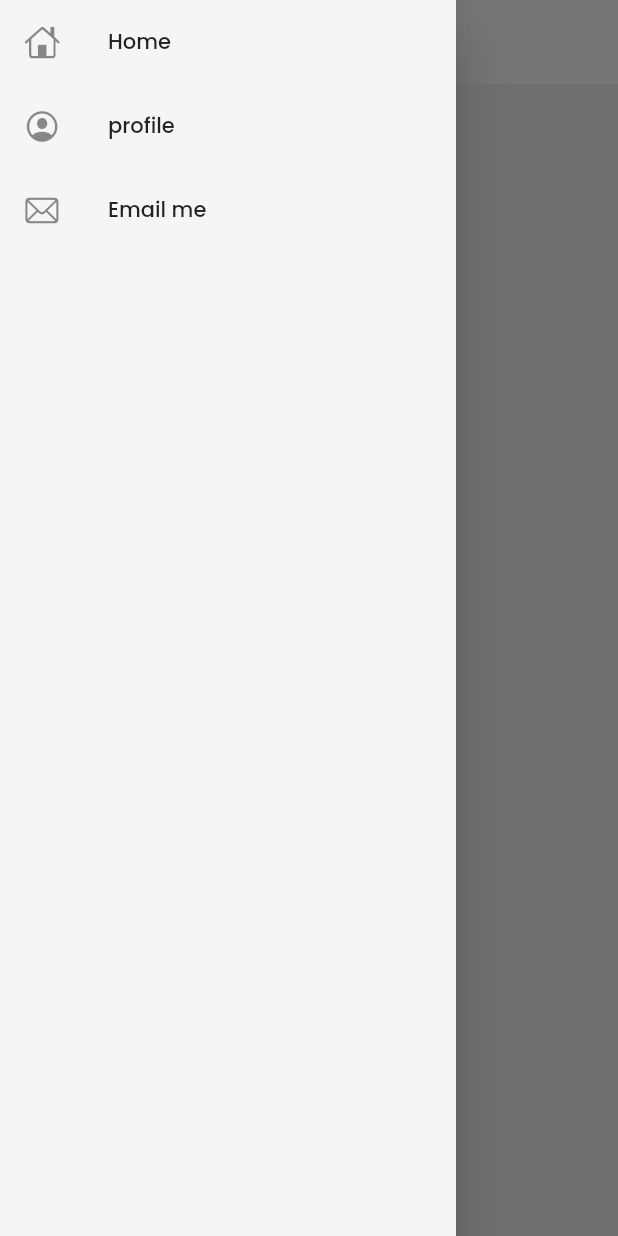
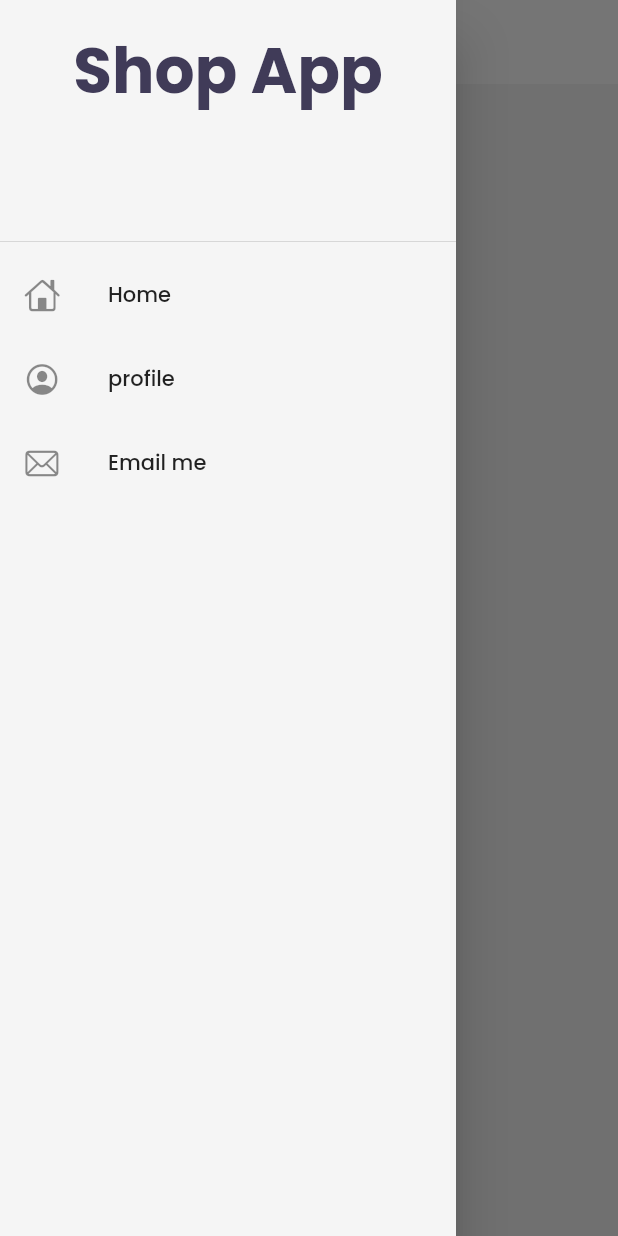
Before and after one commit to wizfury/shop_app, a Flutter app: the screen it shows after launch, with the side drawer open, on a phone screen of 412 x 824 dp. Run offline on Flutter 3.47's test engine with Material 2 defaults, Android fonts, the phone set to English and light mode, and no system bars; our stand-ins replace firebase_core, google_fonts, matcher, velocity_x; accounts and stored records are empty; project files that could hold a hidden picture were left out.

Commit message:
imported velocity x

```diff
--- a/lib/widgets/drawer.dart
+++ b/lib/widgets/drawer.dart
@@ -2,6 +2,7 @@ import 'package:flutter/cupertino.dart';
 import 'package:flutter/material.dart';
 import 'package:matcher/matcher.dart';
 import 'package:shop_app/widgets/theme.dart';
+import 'package:velocity_x/velocity_x.dart';
 
 class MyDrawer extends StatelessWidget {
   const MyDrawer({super.key});
@@ -14,6 +15,7 @@ class MyDrawer extends StatelessWidget {
         child: ListView(
           padding: EdgeInsets.zero,
           children: [
+            DrawerHeader(decoration: BoxDecoration(),child:"Shop App".text.xl5.bold.color(MyTheme.darkbluishcolor).center.make(),),
             ListTile(
               leading: Icon(
                 CupertinoIcons.home,
```
